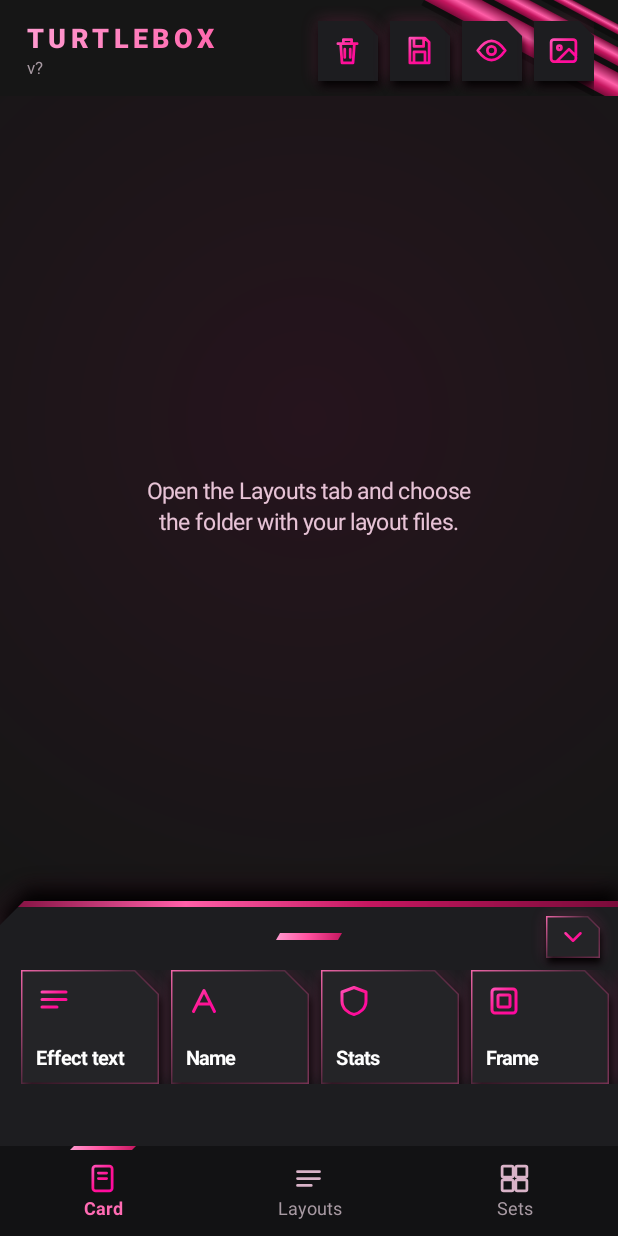
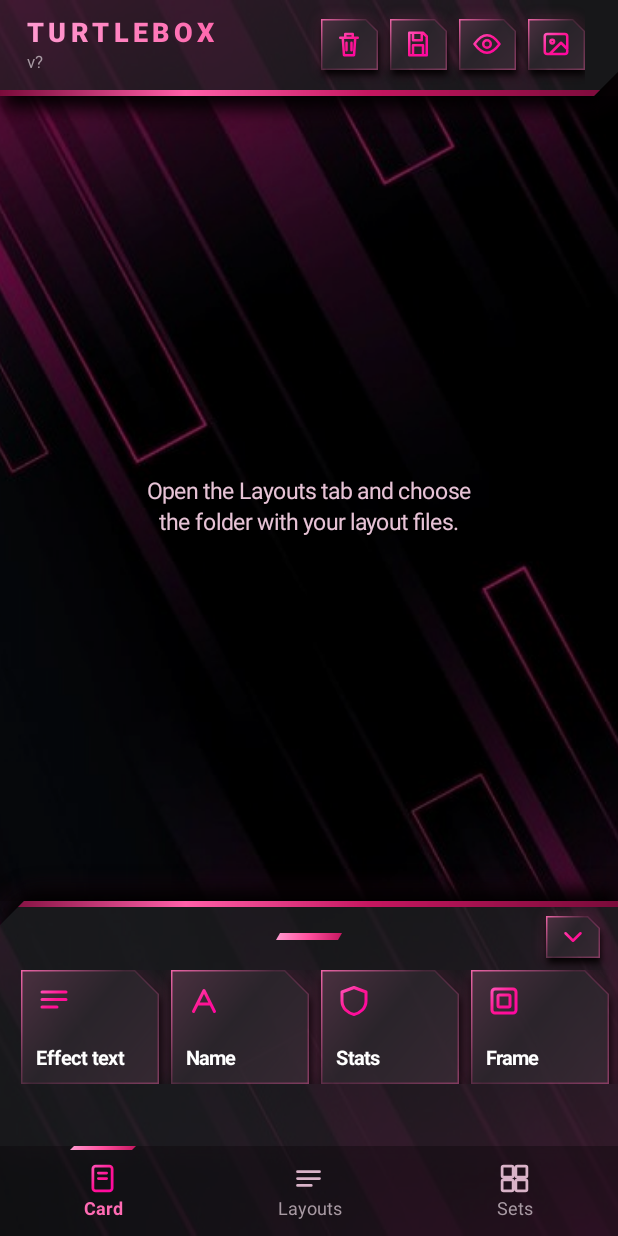
Before and after one commit to KyrieDevles/TurtleBox-GX, an Android app: the screen it shows after launch (MainActivity), on a phone screen of 412 x 824 dp. Run offline under Robolectric (Android 15) with nearby library versions, the phone set to English and light mode, and no system bars; our stand-ins replace data binding.

Commit message:
New look: wallpaper background (switchable on the Layouts page), see-through planes, header restyled like the dock, shadows no longer drawn under shapes
Co-Authored-By: Claude Sonnet 5.5 <noreply@anthropic.com>
Claude-Session: https://claude.ai/code/session_01X25HLFLYzrci1UYDcHD6ax

```diff
--- a/app/src/main/java/com/kyriedevles/turtleboxgx/MainActivity.kt
+++ b/app/src/main/java/com/kyriedevles/turtleboxgx/MainActivity.kt
@@ -252,6 +252,7 @@ class MainActivity : Activity() {
 
     override fun onCreate(savedInstanceState: Bundle?) {
         super.onCreate(savedInstanceState)
+        Theme.glass = prefs.getBoolean("bg_image", true)
         val crashFile = File(filesDir, "crash.txt")
         val prevHandler = Thread.getDefaultUncaughtExceptionHandler()
         Thread.setDefaultUncaughtExceptionHandler { t, e ->
@@ -269,7 +270,11 @@ class MainActivity : Activity() {
 
         val root = LinearLayout(this).apply {
             orientation = LinearLayout.VERTICAL
-            setBackgroundColor(Theme.ground)
+            if (Theme.glass) {
+                background = CoverDrawable(android.graphics.BitmapFactory.decodeResource(resources, R.drawable.bg_wallpaper))
+            } else {
+                setBackgroundColor(Theme.ground)
+            }
         }
         root.addView(buildTopBar(), LinearLayout.LayoutParams(ViewGroup.LayoutParams.MATCH_PARENT, dp(64)))
 
@@ -405,11 +410,11 @@ class MainActivity : Activity() {
     // ---- shell ----
 
     private fun buildTopBar(): View = FrameLayout(this).apply {
-        addView(BandsView(this@MainActivity), FrameLayout.LayoutParams(ViewGroup.LayoutParams.MATCH_PARENT, ViewGroup.LayoutParams.MATCH_PARENT))
+        background = Theme.header(dp(16).toFloat(), dp(4).toFloat(), dp(10).toFloat())
         val row = LinearLayout(this@MainActivity).apply {
             orientation = LinearLayout.HORIZONTAL
             gravity = Gravity.CENTER_VERTICAL
-            setPadding(dp(18), dp(4), dp(16), 0)
+            setPadding(dp(18), 0, dp(22), dp(4))
         }
         val title = LinearLayout(this@MainActivity).apply { orientation = LinearLayout.VERTICAL; gravity = Gravity.CENTER_VERTICAL }
         val name = label("TurtleBox", 18f, Theme.pink, bold = true).apply {
@@ -427,13 +432,13 @@ class MainActivity : Activity() {
         row.addView(title, LinearLayout.LayoutParams(0, ViewGroup.LayoutParams.WRAP_CONTENT, 1f))
         fun action(kind: String, name: String, act: () -> Unit) {
             val b = FrameLayout(this@MainActivity).apply {
-                background = CutDrawable(intArrayOf(Theme.plane), cutTR = dp(10).toFloat(), shadow = dp(5).toFloat())
+                background = Theme.field(dp(8).toFloat(), dp(1).toFloat() * 1.5f, dp(4).toFloat())
                 isClickable = true
                 contentDescription = name
                 setOnClickListener { act() }
             }
-            b.addView(HotIcon(this@MainActivity, kind), FrameLayout.LayoutParams(dp(22), dp(22), Gravity.CENTER))
-            row.addView(b, LinearLayout.LayoutParams(dp(40), dp(40)).apply { leftMargin = dp(8) })
+            b.addView(HotIcon(this@MainActivity, kind), FrameLayout.LayoutParams(dp(20), dp(20), Gravity.CENTER))
+            row.addView(b, LinearLayout.LayoutParams(dp(38), dp(34)).apply { leftMargin = dp(8) })
         }
         action("clear", "Clear") { clearCard() }
         action("save", "Save") { saveSet() }
@@ -451,7 +456,7 @@ class MainActivity : Activity() {
     }
 
     private fun buildBottomBar(): View {
-        val bar = LinearLayout(this).apply { orientation = LinearLayout.HORIZONTAL; setBackgroundColor(Theme.nav) }
+        val bar = LinearLayout(this).apply { orientation = LinearLayout.HORIZONTAL; setBackgroundColor(Theme.navColor()) }
         val icons = ArrayList<HotIcon>()
         val labels = ArrayList<TextView>()
         val marks = ArrayList<View>()
@@ -500,7 +505,7 @@ class MainActivity : Activity() {
     private fun buildCardPage(): View {
         val page = LinearLayout(this).apply {
             orientation = LinearLayout.VERTICAL
-            setBackgroundColor(Theme.ground)
+            setBackgroundColor(if (Theme.glass) Color.TRANSPARENT else Theme.ground)
         }
         cardView = CardView(this).apply {
             hint = "Open the Layouts tab and choose\nthe folder with your layout files."
@@ -1099,6 +1104,19 @@ class MainActivity : Activity() {
             }, LinearLayout.LayoutParams(ViewGroup.LayoutParams.WRAP_CONTENT, dp(40)).apply { topMargin = dp(10) })
             add(tcard, 12)
         }
+
+                val bgCard = LinearLayout(this).apply {
+            orientation = LinearLayout.VERTICAL
+            background = Theme.card(dp(18).toFloat(), dp(5).toFloat(), dp(3).toFloat())
+            setPadding(dp(16), dp(12), dp(16), dp(12))
+        }
+        bgCard.addView(label("Background", 12f, Theme.pink))
+        bgCard.addView(label(if (Theme.glass) "Wallpaper" else "Plain", 15f, Color.WHITE, bold = true).apply { setPadding(0, dp(2), 0, 0) })
+        bgCard.addView(pill(if (Theme.glass) "Turn off" else "Turn on", false) {
+            prefs.edit().putBoolean("bg_image", !Theme.glass).apply()
+            recreate()
+        }, LinearLayout.LayoutParams(ViewGroup.LayoutParams.WRAP_CONTENT, dp(40)).apply { topMargin = dp(10) })
+        add(bgCard, 12)
 
         add(label("Files in use", 12f, Theme.pink), 18)
         if (xmlName.isNotBlank() || xmlError != null) {
--- a/app/src/main/java/com/kyriedevles/turtleboxgx/Theme.kt
+++ b/app/src/main/java/com/kyriedevles/turtleboxgx/Theme.kt
@@ -9,6 +9,7 @@ import android.graphics.LinearGradient
 import android.graphics.Paint
 import android.graphics.Path
 import android.graphics.PixelFormat
+import android.graphics.Region
 import android.graphics.Shader
 import android.graphics.drawable.Drawable
 import android.os.Build
@@ -34,6 +35,16 @@ object Theme {
     val muted = Color.parseColor("#a89aa3")
     val onPink = Color.parseColor("#2b0a1a")
     val nav = Color.parseColor("#121214")
+
+    /** True while the wallpaper is on: planes turn partly see-through so it shows behind them. */
+    var glass = false
+    private const val GLASS = 0.80f
+
+    fun glassed(c: Int, opaque: Boolean): Int =
+        if (glass && !opaque && (c == plane || c == plane2 || c == plane3)) Color.argb((255 * GLASS).toInt(), Color.red(c), Color.green(c), Color.blue(c)) else c
+
+    /** The nav bar colour, see-through when the wallpaper is on. */
+    fun navColor(): Int = if (glass) Color.argb(220, 18, 18, 20) else nav
     val glow = Color.parseColor("#ff4f9d")
 
     /** Light pink to crimson, the metallic fill of anything switched on. */
@@ -49,7 +60,11 @@ object Theme {
     fun off(cut: Float = 0f, slant: Float = 0f, shadow: Float = 0f) = CutDrawable(intArrayOf(plane3), cutTR = cut, slant = slant, shadow = shadow)
 
     /** The dialog plane: dark with the metallic strip on top and the top-right corner cut. */
-    fun dialog(cut: Float, stripPx: Float) = CutDrawable(intArrayOf(plane), cutTR = cut, strip = stripPx)
+    fun dialog(cut: Float, stripPx: Float) = CutDrawable(intArrayOf(plane), cutTR = cut, strip = stripPx, opaque = true)
+
+    /** The top bar: the dock turned upside down, with the metallic strip along its bottom edge and a cut bottom-right corner. */
+    fun header(cut: Float, stripPx: Float, shadow: Float) =
+        CutDrawable(intArrayOf(plane), cutBR = cut, strip = stripPx, stripBottom = true, shadow = shadow)
 
     /** A slanted tab with the same pink edge as the fields. */
     fun chip(slant: Float, edgePx: Float, shadow: Float) = CutDrawable(intArrayOf(plane2), slant = slant, border = edgePx, shadow = shadow)
@@ -100,6 +115,9 @@ class CutDrawable(
     private val leftBar: Float = 0f,
     private val shadowUp: Boolean = false,
     private val steadyEdge: Boolean = false,
+    private val opaque: Boolean = false,
+    private val cutBR: Float = 0f,
+    private val stripBottom: Boolean = false,
 ) : Drawable() {
     private var shadowBmp: Bitmap? = null
     private var shadowPad = 0
@@ -143,7 +161,9 @@ class CutDrawable(
                 val tr = if (cutTR > 0f) maxOf(cutTR - k, 0f) else 0f
                 if (tl > 0f) { moveTo(l, t + tl); lineTo(l + tl, t) } else moveTo(l, t)
                 if (tr > 0f) { lineTo(r - tr, t); lineTo(r, t + tr) } else lineTo(r, t)
-                lineTo(r, b); lineTo(l, b)
+                val br = if (cutBR > 0f) maxOf(cutBR - k, 0f) else 0f
+                if (br > 0f) { lineTo(r, b - br); lineTo(r - br, b) } else lineTo(r, b)
+                lineTo(l, b)
             }
             close()
         }
@@ -157,7 +177,10 @@ class CutDrawable(
         c.translate(bounds.left.toFloat(), bounds.top.toFloat())
         if (shadow > 0f) {
             val sb = shadowBmp ?: makeShadow(w.toInt(), h.toInt()).also { shadowBmp = it }
+            c.save()
+            c.clipPath(pathFor(w, h), Region.Op.DIFFERENCE)
             c.drawBitmap(sb, -shadowPad.toFloat(), -shadowPad.toFloat(), null)
+            c.restore()
         }
         if (border > 0f) {
             edge.shader = if (steadyEdge) null else LinearGradient(0f, 0f, w, h, intArrayOf(
@@ -168,7 +191,7 @@ class CutDrawable(
         }
         val body = pathFor(w, h, border)
         fill.shader = if (colors.size > 1) LinearGradient(0f, 0f, w, h, colors, null, Shader.TileMode.CLAMP) else null
-        if (colors.size == 1) fill.color = colors[0]
+        if (colors.size == 1) fill.color = Theme.glassed(colors[0], opaque)
         c.drawPath(body, fill)
         if (strip > 0f) {
             bar.shader = LinearGradient(0f, 0f, w, 0f, intArrayOf(
@@ -176,7 +199,7 @@ class CutDrawable(
             ), floatArrayOf(0f, 0.3f, 0.6f, 1f), Shader.TileMode.CLAMP)
             c.save()
             c.clipPath(body)
-            c.drawRect(0f, 0f, w, strip, bar)
+            if (stripBottom) c.drawRect(0f, h - strip, w, h, bar) else c.drawRect(0f, 0f, w, strip, bar)
             c.restore()
         }
         if (leftBar > 0f) {
@@ -221,3 +244,27 @@ class BandsView(context: Context) : View(context) {
         }
     }
 }
+
+/** Draws a picture scaled to cover the whole area, cropping the overflow, like a wallpaper. */
+class CoverDrawable(private val bmp: android.graphics.Bitmap) : Drawable() {
+    private val paint = Paint(Paint.FILTER_BITMAP_FLAG or Paint.ANTI_ALIAS_FLAG)
+    private val src = android.graphics.Rect()
+
+    override fun draw(c: Canvas) {
+        val w = bounds.width().toFloat()
+        val h = bounds.height().toFloat()
+        if (w <= 0f || h <= 0f) return
+        val k = maxOf(w / bmp.width, h / bmp.height)
+        val sw = (w / k).toInt().coerceAtMost(bmp.width)
+        val sh = (h / k).toInt().coerceAtMost(bmp.height)
+        val sx = (bmp.width - sw) / 2
+        val sy = (bmp.height - sh) / 2
+        src.set(sx, sy, sx + sw, sy + sh)
+        c.drawBitmap(bmp, src, bounds, paint)
+    }
+
+    override fun setAlpha(alpha: Int) {}
+    override fun setColorFilter(f: ColorFilter?) {}
+    @Suppress("OVERRIDE_DEPRECATION")
+    override fun getOpacity(): Int = PixelFormat.OPAQUE
+}
--- a/app/src/main/java/com/kyriedevles/turtleboxgx/Ui.kt
+++ b/app/src/main/java/com/kyriedevles/turtleboxgx/Ui.kt
@@ -245,8 +245,12 @@ class CardView(context: Context) : View(context) {
     }
 
     override fun onDraw(c: Canvas) {
-        bgPaint.shader = RadialGradient(width / 2f, height * 0.4f, maxOf(width, height) * 0.7f, Color.parseColor("#26141d"), Theme.ground, Shader.TileMode.CLAMP)
-        c.drawRect(0f, 0f, width.toFloat(), height.toFloat(), bgPaint)
+        if (Theme.glass) {
+            c.drawColor(Color.argb(80, 0, 0, 0))
+        } else {
+            bgPaint.shader = RadialGradient(width / 2f, height * 0.4f, maxOf(width, height) * 0.7f, Color.parseColor("#26141d"), Theme.ground, Shader.TileMode.CLAMP)
+            c.drawRect(0f, 0f, width.toFloat(), height.toFloat(), bgPaint)
+        }
         val b = bitmap
         if (b == null) {
             hint.split('\n').forEachIndexed { i, line ->
```
Also changed, not shown: app/src/main/res/drawable-nodpi/bg_wallpaper.jpg (added).
